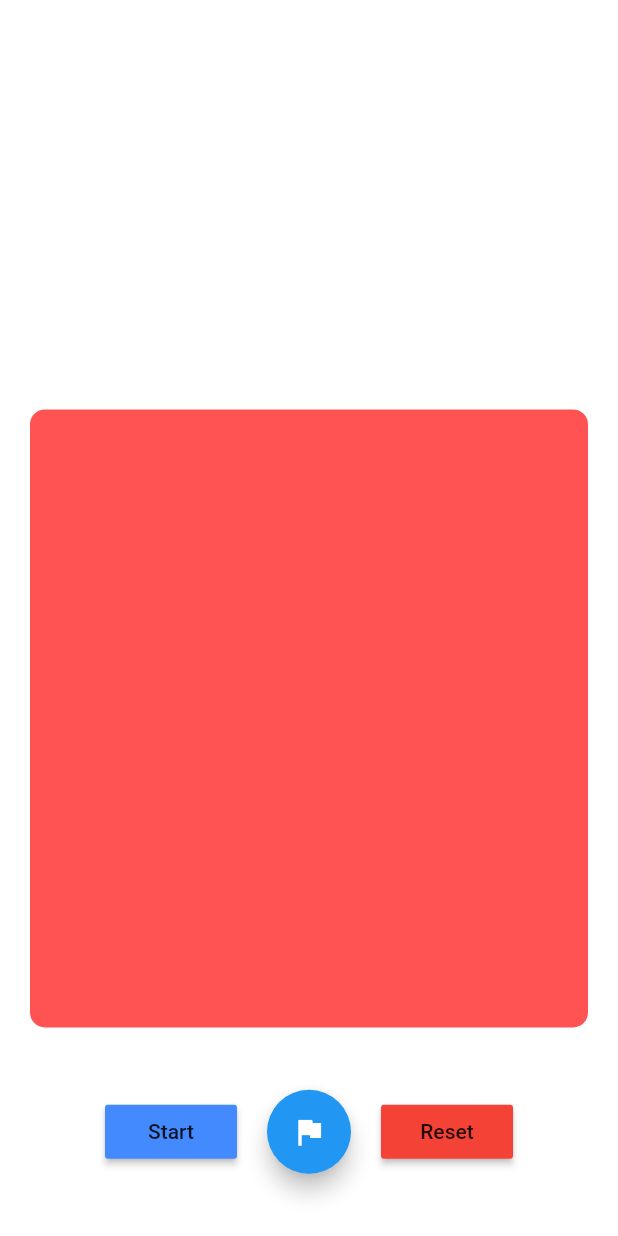
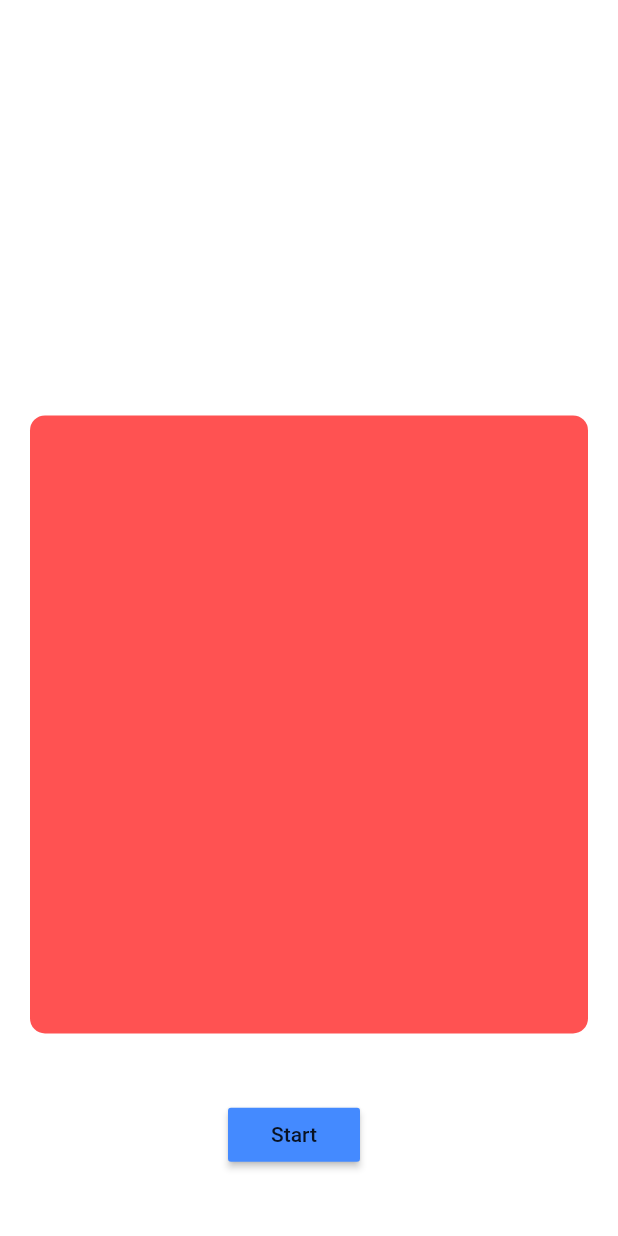
Before and after one commit to Iamdheeraj22/clock_app, a Flutter app: the StopwatchPage screen opened directly, on a phone screen of 412 x 824 dp. Run offline on Flutter 3.47's test engine with Material 2 defaults, Android fonts, the phone set to English and light mode, and no system bars; our stand-ins replace bloc, dotted_border, flutter_local_notifications.

```diff
--- a/lib/Util/data.dart
+++ b/lib/Logic/Util/data.dart
@@ -1,8 +1,8 @@
 import 'package:clock_app/Provider/MenuInfo.dart';
-import 'package:clock_app/Util/Enums.dart';
+import 'package:clock_app/Logic/Util/Enums.dart';
 import 'package:flutter/widgets.dart';
 
-import '../Provider/AlarmInfo.dart';
+import '../../Provider/AlarmInfo.dart';
 import 'CustomColors.dart';
 
 List<MenuInfo> menuItems = [
--- /dev/null
+++ b/lib/Logic/cubit/stopwatch_state.dart
@@ -0,0 +1,6 @@
+part of 'stopwatch_cubit.dart';
+
+@immutable
+abstract class StopwatchState {}
+
+class StopwatchInitial extends StopwatchState {}
--- a/lib/Presentation/Pages/AlarmPage.dart
+++ b/lib/Presentation/Pages/AlarmPage.dart
@@ -4,8 +4,8 @@ import 'package:dotted_border/dotted_border.dart';
 import 'package:flutter/material.dart';
 import 'package:intl/intl.dart';
 
-import '../../Util/CustomColors.dart';
-import '../../Util/data.dart';
+import '../../Logic/Util/CustomColors.dart';
+import '../../Logic/Util/data.dart';
 
 class AlarmPage extends StatefulWidget {
   AlarmPage({Key? key}) : super(key: key);
--- a/lib/Presentation/Pages/ClockPage.dart
+++ b/lib/Presentation/Pages/ClockPage.dart
@@ -4,7 +4,7 @@ import 'dart:math';
 import 'package:flutter/material.dart';
 import 'package:intl/intl.dart';
 
-import '../../Util/Common.dart';
+import '../../Logic/Util/Common.dart';
 import '../widgets/ClockView.dart';
 
 class ClockPage extends StatefulWidget {
--- a/lib/Presentation/Pages/HomePage.dart
+++ b/lib/Presentation/Pages/HomePage.dart
@@ -2,12 +2,12 @@ import 'package:clock_app/Presentation/Pages/ClockPage.dart';
 import 'package:clock_app/Presentation/Pages/StopwatchPage.dart';
 import 'package:clock_app/Presentation/widgets/TimerPage.dart';
 import 'package:clock_app/Provider/MenuInfo.dart';
-import 'package:clock_app/Util/Enums.dart';
-import 'package:clock_app/Util/data.dart';
+import 'package:clock_app/Logic/Util/Enums.dart';
+import 'package:clock_app/Logic/Util/data.dart';
 import 'package:flutter/material.dart';
 import 'package:provider/provider.dart';
 
-import '../../Util/Common.dart';
+import '../../Logic/Util/Common.dart';
 import 'AlarmPage.dart';
 import 'TimerScreenPage.dart';
 
--- a/lib/Presentation/Pages/StopwatchPage.dart
+++ b/lib/Presentation/Pages/StopwatchPage.dart
@@ -2,7 +2,7 @@ import 'dart:async';
 
 import 'package:flutter/material.dart';
 
-import '../../Util/Common.dart';
+import '../../Logic/Util/Common.dart';
 
 class StopwatchPage extends StatefulWidget {
   StopwatchPage({Key? key}) : super(key: key);
@@ -33,6 +33,7 @@ class _StopwatchPageState extends State<StopwatchPage> {
           hours = 0;
           time = "00:00:00";
           isStarted = false;
+          _list.clear();
         }),
       };
   void addLap() => {
@@ -138,6 +139,10 @@ class _StopwatchPageState extends State<StopwatchPage> {
                     SizedBox(
                       width: 20,
                     ),
+                    (isStarted)
+                        ? Row(
+                            mainAxisAlignment: MainAxisAlignment.center,
+                            children: [
                               FloatingActionButton(
                                 onPressed: () {
                                   addLap();
@@ -155,6 +160,9 @@ class _StopwatchPageState extends State<StopwatchPage> {
                                 child: Text("Reset"),
                               ),
                             ],
+                          )
+                        : Container()
+                  ],
                 ),
                 SizedBox()
               ]),
--- a/lib/Presentation/Pages/TimerScreenPage.dart
+++ b/lib/Presentation/Pages/TimerScreenPage.dart
@@ -1,6 +1,6 @@
 import 'dart:async';
 
-import 'package:clock_app/Util/Common.dart';
+import 'package:clock_app/Logic/Util/Common.dart';
 import 'package:flutter/foundation.dart';
 import 'package:flutter/material.dart';
 
--- a/lib/Presentation/widgets/TimerPage.dart
+++ b/lib/Presentation/widgets/TimerPage.dart
@@ -1,4 +1,4 @@
-import 'package:clock_app/Util/Common.dart';
+import 'package:clock_app/Logic/Util/Common.dart';
 import 'package:flutter/material.dart';
 
 import 'CustomTimerPainter.dart';
--- a/lib/Provider/MenuInfo.dart
+++ b/lib/Provider/MenuInfo.dart
@@ -1,4 +1,4 @@
-import 'package:clock_app/Util/Enums.dart';
+import 'package:clock_app/Logic/Util/Enums.dart';
 import 'package:flutter/widgets.dart';
 
 class MenuInfo extends ChangeNotifier {
--- a/lib/main.dart
+++ b/lib/main.dart
@@ -1,5 +1,5 @@
 import 'package:clock_app/Provider/MenuInfo.dart';
-import 'package:clock_app/Util/Enums.dart';
+import 'package:clock_app/Logic/Util/Enums.dart';
 import 'package:flutter/cupertino.dart';
 import 'package:flutter/material.dart';
 import 'package:flutter_local_notifications/flutter_local_notifications.dart';
--- a/pubspec.yaml
+++ b/pubspec.yaml
@@ -40,7 +40,7 @@ dependencies:
   provider: ^6.0.4
   dotted_border: ^2.0.0+3
   flutter_local_notifications: ^12.0.4
-
+  flutter_bloc: ^8.1.1
 dev_dependencies:
   flutter_test:
     sdk: flutter
```
Also changed, not shown: lib/Logic/cubit/stopwatch_cubit.dart (added, +8 -0 lines), lib/Logic/Util/Common.dart (renamed from lib/Util/Common.dart), lib/Logic/Util/CustomColors.dart (renamed from lib/Util/CustomColors.dart), lib/Logic/Util/Enums.dart (renamed from lib/Util/Enums.dart), pubspec.lock. Lines whose indentation alone changed are shown as unchanged.
